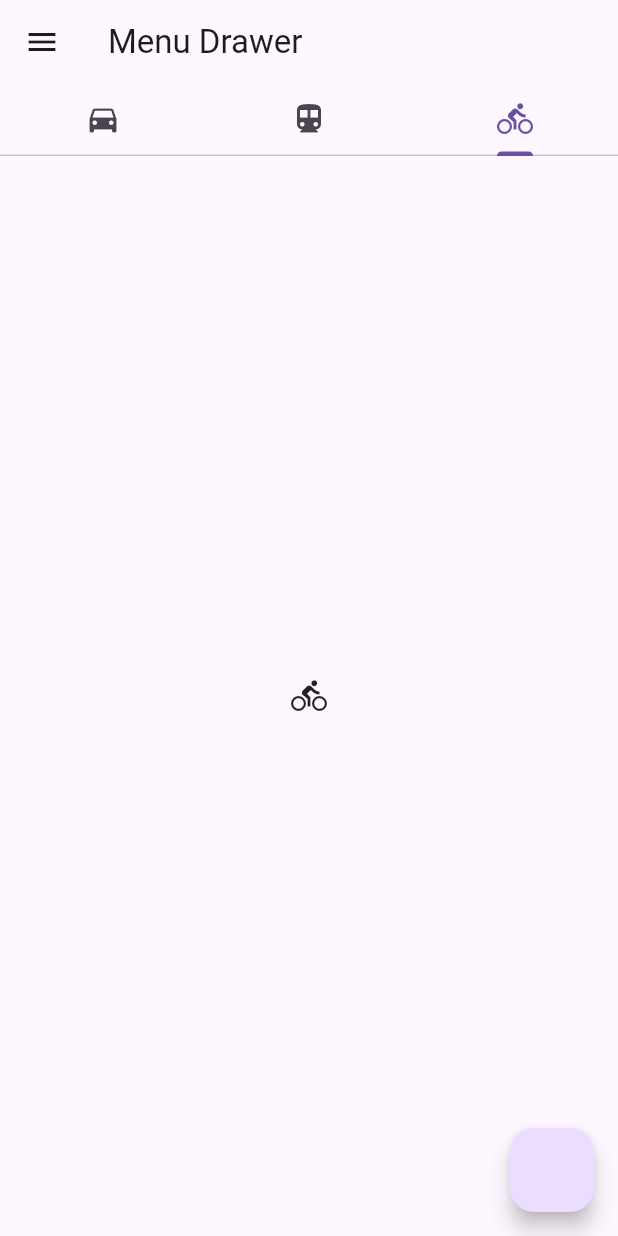
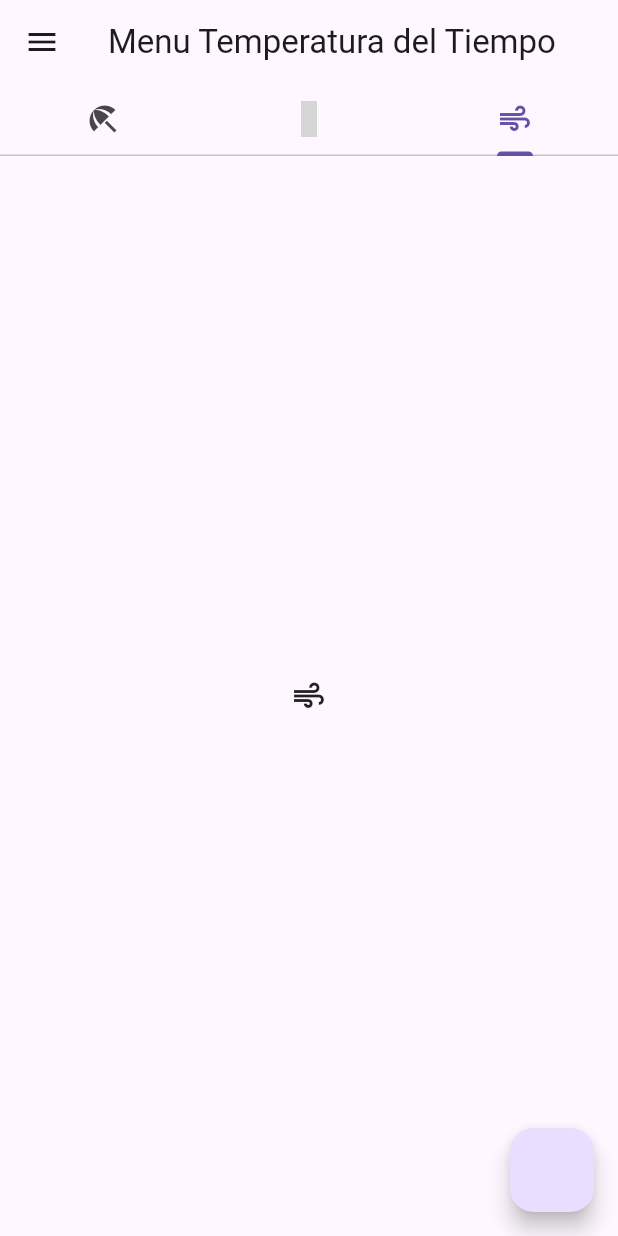
Before and after one commit to DanieJose/Actividad-3.1-Pr-ctica-de-laboratorio-3-Creaci-n-de-app-con-widgets-avanzados.-_1, a Flutter app: the screen it shows after launch, tab 3 chosen, on a phone screen of 412 x 824 dp. Run offline on Flutter 3.47's test engine with Material 3 defaults, Android fonts, the phone set to English and light mode, and no system bars; statements that could not run were skipped; grey boxes are pictures that could not be loaded.

Commit message:
Pruba corta sema 4

```diff
--- a/lib/main.dart
+++ b/lib/main.dart
@@ -12,7 +12,7 @@ class MyApp extends StatelessWidget {
   @override
   Widget build(BuildContext context) {
     return const MaterialApp(
-      title: 'Menu Drawer App',
+      title: 'Menu Del Tiempo',
       home: MyHomePage(),
     );
   }
--- a/lib/widgets/home.dart
+++ b/lib/widgets/home.dart
@@ -1,4 +1,3 @@
-
 import 'package:flutter/material.dart';
 
 class MyHomePage extends StatefulWidget {
@@ -20,42 +19,43 @@ class _MyHomePageState extends State<MyHomePage> {
             children: [
               const DrawerHeader(
                 decoration: BoxDecoration(color: Colors.blue),
-                child: Text("Menu Principal"),
+                child: Text("Menu Principal del Tiempo"),
               ),
               ListTile(
-                title: const Text('Item 1'),
-                onTap: () {}, //Don't return 'null' from a funtioin with a return type of 'void'. Try removing the 'null'
+                title: const Text('Today'),
+                onTap:
+                    () {}, //Don't return 'null' from a funtioin with a return type of 'void'. Try removing the 'null'
               ),
-              const ListTile(title: Text("Menu 2"), onTap: null),
+              const ListTile(title: Text("This Week"), onTap: null),
             ],
           ),
         ),
         appBar: AppBar(
-          title: const Text("Menu Drawer"),
+          title: const Text("Menu Temperatura del Tiempo"),
           bottom: const TabBar(
             tabs: [
-              Tab(icon: Icon(Icons.directions_car)),
-              Tab(icon: Icon(Icons.directions_transit)),
-              Tab(icon: Icon(Icons.directions_bike)),
+              Tab(icon: Icon(Icons.beach_access)),
+              Tab(icon: Icon(Icons.dadd_locationt)),
+              Tab(icon: Icon(Icons.air_sharp)),
             ],
           ),
         ),
         body: const TabBarView(children: [
           Column(
             children: [
-              Icon(Icons.directions_car),
-              Text("Aqui puedo poner el contenido"),
+              Icon(Icons.beach_access),
+              Text("London 21°C"),
               ListTile(
-                leading: Icon(Icons.directions_car),
-                trailing: Icon(Icons.safety_check),
-                title: Text('LisTitle with red background'),
-                subtitle: Text('Yo soy un subtitulo'),
+                leading: Icon(Icons.day_sunny),
+                trailing: Icon(Icons.cloudy_snowing),
+                title: Text('Posible Lluvia el dia de hoy'),
+                subtitle: Text('75% Probabilidad lluvia'),
                 tileColor: Colors.amber,
               )
             ],
           ),
-          Icon(Icons.directions_transit),
-          Icon(Icons.directions_bike)
+          Icon(Icons.dadd_locationt),
+          Icon(Icons.air_sharp)
         ]),
         floatingActionButton: FloatingActionButton(
           onPressed: () {
```
